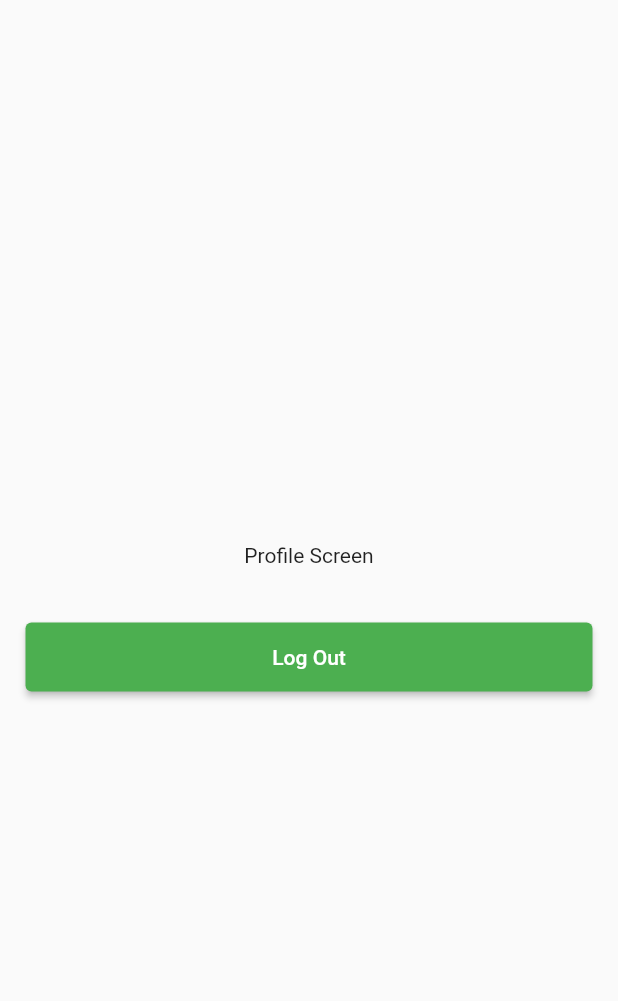
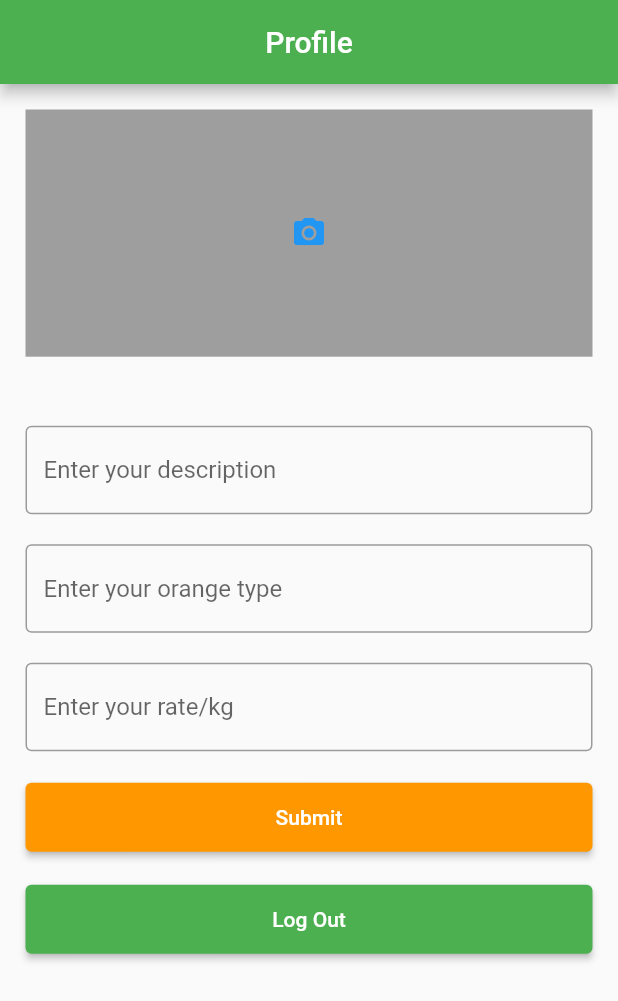
Before and after one commit to tanaybanerjeedeveloper/scaffoldzoid, a Flutter app: the screen it shows once a user with an empty profile is signed in, on a phone screen of 412 x 824 dp. Shown: the top 1001 px of the screen. Run offline on Flutter 3.47's test engine with Material 2 defaults, Android fonts, the phone set to English and light mode, and no system bars; our stand-ins replace email_validator, firebase_auth, firebase_core, image_picker; accounts and stored records are empty.

```diff
--- a/lib/screens/profile_screen.dart
+++ b/lib/screens/profile_screen.dart
@@ -1,5 +1,8 @@
+import 'dart:io';
+
 import 'package:firebase_auth/firebase_auth.dart';
 import 'package:flutter/material.dart';
+import 'package:image_picker/image_picker.dart';
 
 class ProfileScreen extends StatefulWidget {
   //ProfileScreen({Key? key}) : super(key: key);
@@ -9,18 +12,177 @@ class ProfileScreen extends StatefulWidget {
 }
 
 class _ProfileScreenState extends State<ProfileScreen> {
+  File? _image;
+  final picker = ImagePicker();
+
+  final _formKey = GlobalKey<FormState>();
+  TextEditingController _aboutController = TextEditingController();
+  TextEditingController _orangeTypeController = TextEditingController();
+  TextEditingController _rateController = TextEditingController();
+
+  Future getImageGallery() async {
+    final pickedFile = await picker.pickImage(source: ImageSource.gallery);
+    setState(() {
+      if (pickedFile != null) {
+        _image = File(pickedFile.path);
+      } else {
+        print('no image selected');
+      }
+    });
+  }
+
+  Future getImageCamera() async {
+    final pickedFile = await picker.pickImage(source: ImageSource.camera);
+    setState(() {
+      if (pickedFile != null) {
+        _image = File(pickedFile.path);
+      } else {
+        print('no image selected');
+      }
+    });
+  }
+
+  void dialog(context) {
+    showDialog(
+        context: context,
+        builder: (BuildContext context) {
+          return AlertDialog(
+            shape: RoundedRectangleBorder(
+              borderRadius: BorderRadius.circular(10),
+            ),
+            content: Container(
+              height: 120,
+              child: Column(
+                children: [
+                  InkWell(
+                    onTap: () {
+                      getImageCamera();
+                      Navigator.pop(context);
+                    },
+                    child: ListTile(
+                      leading: Icon(Icons.camera),
+                      title: Text('Camera'),
+                    ),
+                  ),
+                  InkWell(
+                    onTap: () {
+                      getImageGallery();
+                      Navigator.pop(context);
+                    },
+                    child: ListTile(
+                      leading: Icon(Icons.photo_library),
+                      title: Text('Gallery'),
+                    ),
+                  )
+                ],
+              ),
+            ),
+          );
+        });
+  }
+
   @override
   Widget build(BuildContext context) {
+    final mediaQuery = MediaQuery.of(context).size;
     final user = FirebaseAuth.instance.currentUser!;
     return Scaffold(
-      body: Center(
+      appBar: AppBar(
+        title: Text('Profile'),
+        centerTitle: true,
+      ),
+      body: SingleChildScrollView(
+        child: Center(
           child: Padding(
             padding: const EdgeInsets.all(17.0),
             child: Column(
               mainAxisAlignment: MainAxisAlignment.center,
+              crossAxisAlignment: CrossAxisAlignment.start,
               children: [
-              Text('Profile Screen'),
+                InkWell(
+                  onTap: () {
+                    dialog(context);
+                  },
+                  child: Container(
+                    height: mediaQuery.height * 0.2,
+                    width: double.infinity,
+                    color: Colors.grey,
+                    child: _image != null
+                        ? ClipRect(
+                            child: Image.file(
+                              _image!.absolute,
+                              width: 100,
+                              height: 100,
+                              fit: BoxFit.cover,
+                            ),
+                          )
+                        : Container(
+                            decoration: BoxDecoration(
+                              //color: Colors.grey,
+                              borderRadius: BorderRadius.circular(10),
+                            ),
+                            width: 300,
+                            height: 100,
+                            child: Icon(
+                              Icons.camera_alt,
+                              color: Colors.blue,
+                            ),
+                          ),
+                  ),
+                ),
+                SizedBox(
+                  height: 10,
+                ),
                 Text(user.email!),
+                SizedBox(
+                  height: 20,
+                ),
+                Form(
+                  key: _formKey,
+                  child: Column(
+                    children: [
+                      TextFormField(
+                        minLines: 1,
+                        maxLines: 5,
+                        controller: _aboutController,
+                        decoration: InputDecoration(
+                            border: OutlineInputBorder(),
+                            hintText: 'Enter your description'),
+                      ),
+                      SizedBox(
+                        height: 20,
+                      ),
+                      TextFormField(
+                        controller: _orangeTypeController,
+                        decoration: InputDecoration(
+                            border: OutlineInputBorder(),
+                            hintText: 'Enter your orange type'),
+                      ),
+                      SizedBox(
+                        height: 20,
+                      ),
+                      TextFormField(
+                        controller: _rateController,
+                        decoration: InputDecoration(
+                            border: OutlineInputBorder(),
+                            hintText: 'Enter your rate/kg'),
+                      ),
+                      SizedBox(
+                        height: 20,
+                      ),
+                      Container(
+                        width: double.infinity,
+                        child: ElevatedButton(
+                          style: ElevatedButton.styleFrom(
+                            primary: Colors.orange,
+                            padding: EdgeInsets.symmetric(vertical: 15),
+                          ),
+                          onPressed: () {},
+                          child: Text('Submit'),
+                        ),
+                      )
+                    ],
+                  ),
+                ),
                 SizedBox(
                   height: 20,
                 ),
@@ -37,6 +199,7 @@ class _ProfileScreenState extends State<ProfileScreen> {
             ),
           ),
         ),
+      ),
     );
   }
 }
--- a/pubspec.yaml
+++ b/pubspec.yaml
@@ -36,6 +36,7 @@ dependencies:
   cloud_firestore: ^3.4.7
   firebase_auth: ^3.3.4
   email_validator: ^2.0.1
+  image_picker: ^0.8.5+3
 
 dev_dependencies:
   flutter_test:
```
Also changed, not shown: pubspec.lock. Lines whose indentation alone changed are shown as unchanged.
